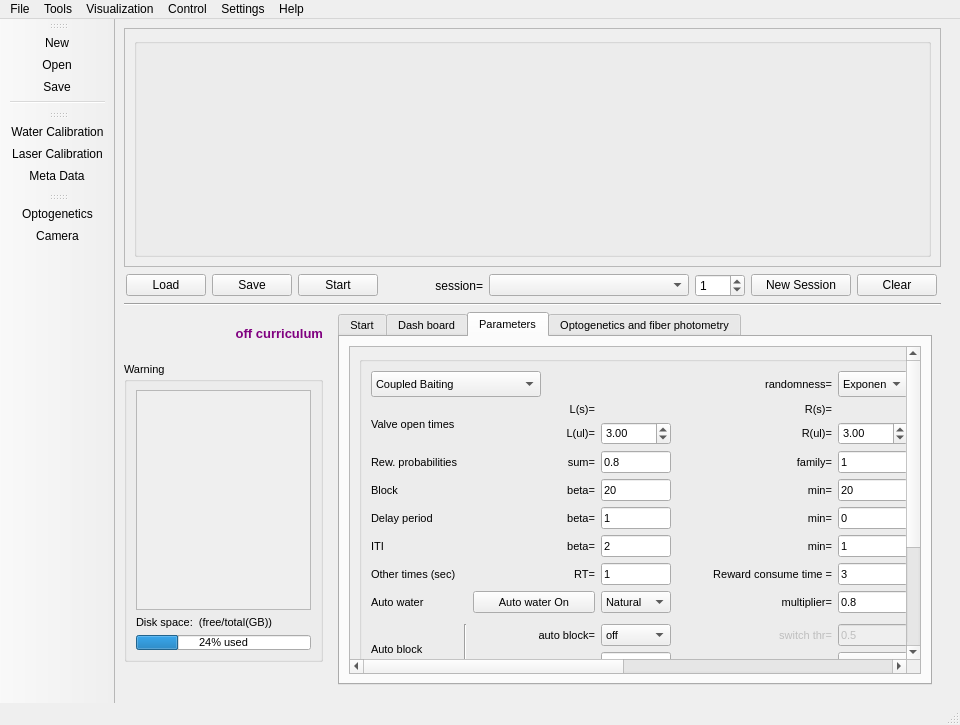
Old version of the form src/foraging_gui/ForagingGUI.ui in the repository AllenNeuralDynamics/dynamic-foraging-task.
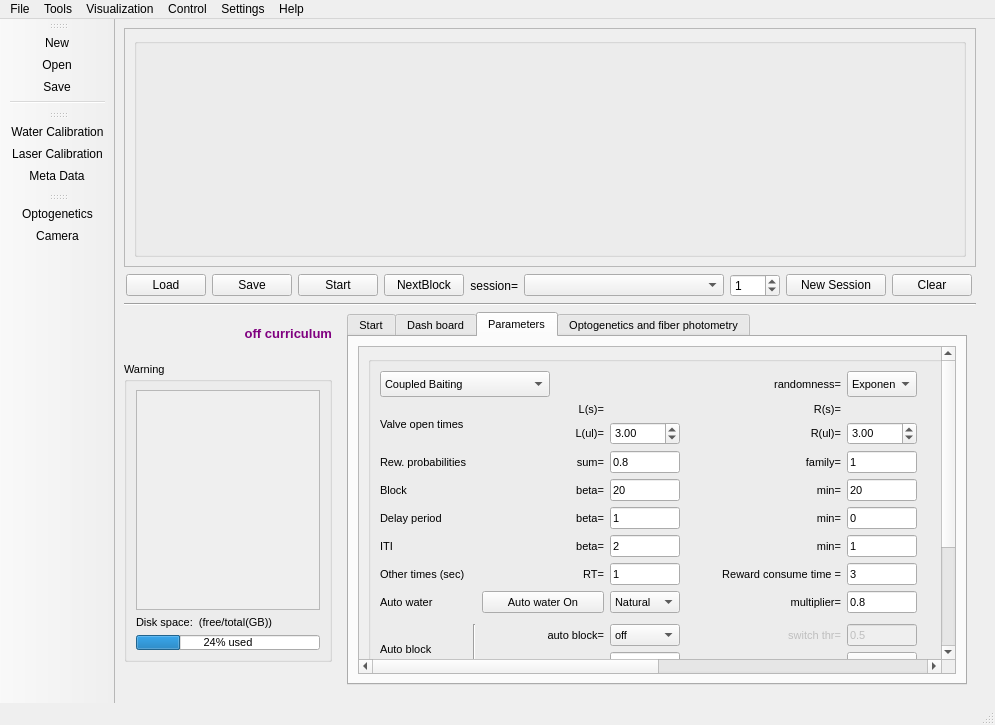
New version of the form. The open tabs and pages were chosen to show the change. Icons and pictures are not drawn.

Commit message: debug session logic

```diff
--- a/src/foraging_gui/ForagingGUI.ui
+++ b/src/foraging_gui/ForagingGUI.ui
@@ -262,6 +262,31 @@
           </property>
          </widget>
         </item>
+        <item row="2" column="3">
+         <widget class="QPushButton" name="NextBlock">
+          <property name="enabled">
+           <bool>true</bool>
+          </property>
+          <property name="sizePolicy">
+           <sizepolicy hsizetype="Fixed" vsizetype="Fixed">
+            <horstretch>0</horstretch>
+            <verstretch>0</verstretch>
+           </sizepolicy>
+          </property>
+          <property name="styleSheet">
+           <string notr="true"/>
+          </property>
+          <property name="text">
+           <string>NextBlock</string>
+          </property>
+          <property name="checkable">
+           <bool>true</bool>
+          </property>
+          <property name="checked">
+           <bool>false</bool>
+          </property>
+         </widget>
+        </item>
         <item row="2" column="1">
          <widget class="QPushButton" name="Save">
           <property name="sizePolicy">
@@ -3292,22 +3317,6 @@
                         </property>
                        </widget>
                       </item>
-                      <item row="10" column="11" rowspan="2">
-                       <widget class="QPushButton" name="NextBlock">
-                        <property name="sizePolicy">
-                         <sizepolicy hsizetype="Expanding" vsizetype="Expanding">
-                          <horstretch>0</horstretch>
-                          <verstretch>0</verstretch>
-                         </sizepolicy>
-                        </property>
-                        <property name="text">
-                         <string>Next block</string>
-                        </property>
-                        <property name="checkable">
-                         <bool>true</bool>
-                        </property>
-                       </widget>
-                      </item>
                       <item row="7" column="5">
                        <widget class="QLabel" name="label_56">
                         <property name="sizePolicy">
```
The commit also changes 2 other files.
